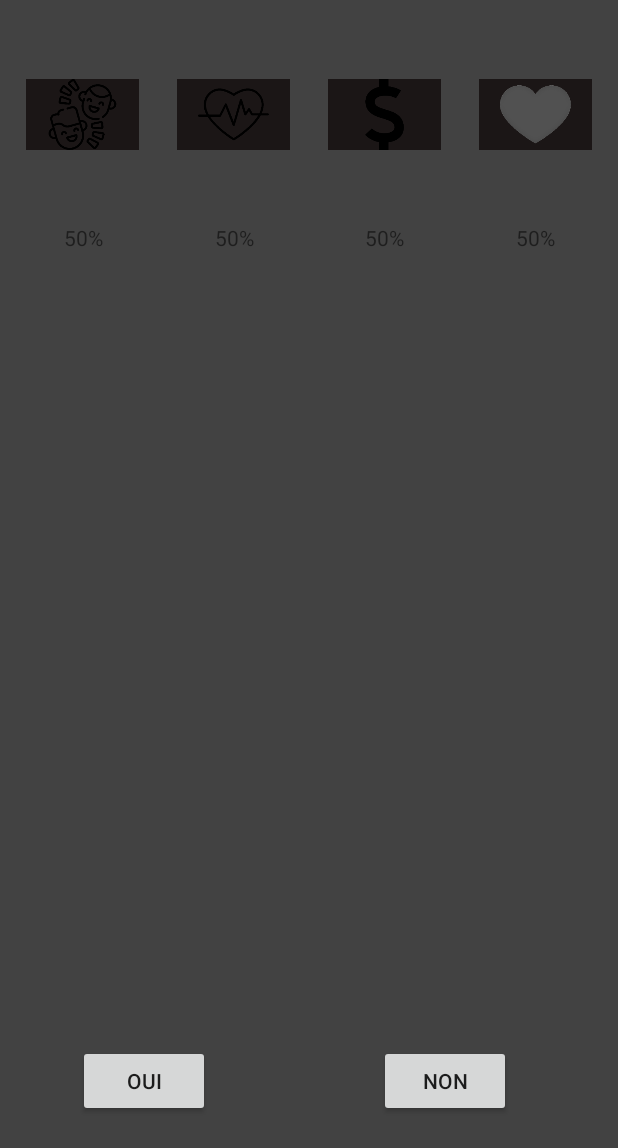
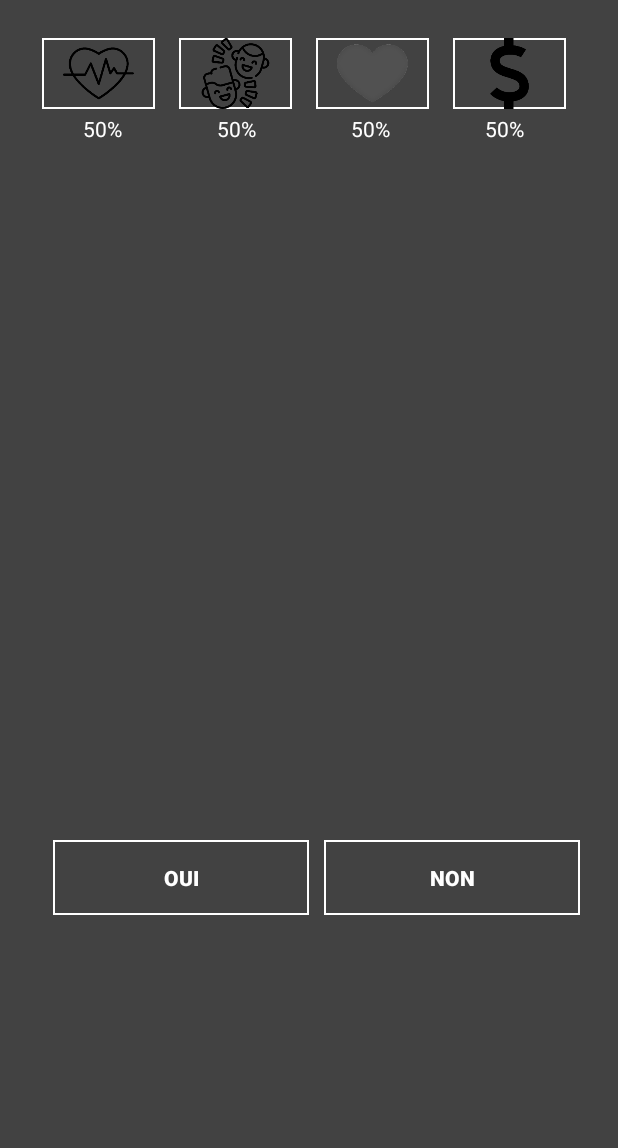
Before and after one commit to Fabiennn/JeuDeCarte, an Android app: the BoucleJeu screen opened directly, with no data from a screen before it, on a phone screen of 412 x 824 dp. Shown: the top 1148 px of the screen. Run offline under Robolectric (Android 15) with nearby library versions, the phone set to English and light mode, and no system bars.

Commit message:
Interface graphique boucle jeu

```diff
--- a/app/src/main/res/layout/activity_main.xml
+++ b/app/src/main/res/layout/activity_main.xml
@@ -90,7 +90,7 @@
     <LinearLayout
             android:layout_width="match_parent"
             android:layout_height="wrap_content"
-            android:layout_marginTop="500dp"
+            android:layout_marginTop="480dp"
             android:layout_marginLeft="25dp"
             android:layout_marginRight="25dp"
     >
@@ -121,4 +121,25 @@
                 android:textStyle="bold"
         />
     </LinearLayout>
+    <LinearLayout
+            android:layout_width="match_parent"
+            android:layout_height="wrap_content"
+            android:layout_marginTop="540dp"
+            android:layout_marginLeft="25dp"
+            android:layout_marginRight="25dp"
+    >
+    <Button
+            android:id="@+id/Scores"
+            android:layout_width="wrap_content"
+            android:layout_height="wrap_content"
+            android:text="Classement des scores"
+            android:textColor="#fff"
+            android:background="@drawable/border"
+            android:padding="15dp"
+            android:layout_weight="1"
+            android:gravity="center"
+            android:layout_marginLeft="10dp"
+            android:textStyle="bold"
+    />
+    </LinearLayout>
 </RelativeLayout>
--- a/app/src/main/res/layout/activity_main2.xml
+++ b/app/src/main/res/layout/activity_main2.xml
@@ -1,119 +1,156 @@
 <?xml version="1.0" encoding="utf-8"?>
-<androidx.constraintlayout.widget.ConstraintLayout
-        xmlns:android="http://schemas.android.com/apk/res/android"
+<RelativeLayout        xmlns:android="http://schemas.android.com/apk/res/android"
         xmlns:app="http://schemas.android.com/apk/res-auto"
         xmlns:tools="http://schemas.android.com/tools"
         android:layout_width="match_parent"
         android:layout_height="match_parent"
         tools:context=".BoucleJeu" android:background="@color/cardview_dark_background">
 
-    <Button
-            android:text="Oui"
+    <LinearLayout
             android:layout_width="wrap_content"
             android:layout_height="wrap_content"
-            app:layout_constraintBottom_toBottomOf="parent"
-            app:layout_constraintLeft_toLeftOf="parent"
-            app:layout_constraintRight_toRightOf="parent"
-            app:layout_constraintTop_toTopOf="parent" android:id="@+id/buttonYes"
-            app:layout_constraintHorizontal_bias="0.16" app:layout_constraintVertical_bias="0.898"/>
-    <Button
-            android:text="Non"
-            android:layout_width="wrap_content"
-            android:layout_height="wrap_content"
-            app:layout_constraintBottom_toBottomOf="parent"
-            app:layout_constraintLeft_toLeftOf="parent"
-            app:layout_constraintRight_toRightOf="parent"
-            app:layout_constraintTop_toTopOf="parent" android:id="@+id/buttonNo"
-            app:layout_constraintHorizontal_bias="0.78" app:layout_constraintVertical_bias="0.898"/>
+            android:orientation="horizontal"
+            android:layout_marginTop="5dp"
+            android:paddingRight="6dp"
+            android:paddingLeft="6dp"
+            android:padding="20dp">
     <ImageView
             android:layout_width="75dp"
             android:layout_height="47dp"
+            android:background="@drawable/border"
             android:src="@drawable/heart"
             tools:ignore="MissingConstraints"
-            android:background="#1B1616" android:id="@+id/imgHearth"
+            android:id="@+id/imgHearth"
             app:layout_constraintTop_toTopOf="parent"
-            android:layout_marginTop="42dp" android:layout_marginLeft="8dp" android:layout_marginStart="8dp"
-            app:layout_constraintStart_toEndOf="@+id/imgLaugh" android:layout_marginBottom="14dp"
+            app:layout_constraintStart_toEndOf="@+id/imgLaugh"
             app:layout_constraintBottom_toTopOf="@+id/textHealth" app:layout_constraintEnd_toStartOf="@+id/imgMoney"
-            android:layout_marginEnd="8dp" android:layout_marginRight="8dp" app:layout_constraintVertical_bias="0.0"/>
+            android:layout_marginLeft="8dp"
+            android:layout_marginRight="8dp" app:layout_constraintVertical_bias="0.0"/>
     <ImageView
             android:layout_width="75dp"
             android:layout_height="47dp"
             android:src="@drawable/laugh"
             tools:ignore="MissingConstraints"
-            android:background="#1B1616" android:id="@+id/imgLaugh"
+            android:background="@drawable/border"
+            android:id="@+id/imgLaugh"
             app:layout_constraintTop_toTopOf="parent"
-            android:layout_marginTop="42dp" app:layout_constraintStart_toStartOf="parent"
-            android:layout_marginBottom="14dp"
+            app:layout_constraintStart_toStartOf="parent"
             app:layout_constraintBottom_toTopOf="@+id/textLaugh" app:layout_constraintEnd_toStartOf="@+id/imgHearth"
-            android:layout_marginEnd="8dp" android:layout_marginRight="8dp" android:layout_marginLeft="8dp"
-            android:layout_marginStart="8dp"/>
+            android:layout_marginRight="8dp" android:layout_marginLeft="8dp"
+            />
     <ImageView
             android:layout_width="75dp"
             android:layout_height="47dp"
             android:src="@drawable/love"
             tools:ignore="MissingConstraints"
-            android:background="#1B1616" android:id="@+id/imgLove"
+            android:background="@drawable/border"
+            android:id="@+id/imgLove"
             android:layout_marginEnd="8dp" android:layout_marginRight="8dp"
             app:layout_constraintEnd_toEndOf="parent" app:layout_constraintTop_toTopOf="parent"
-            android:layout_marginTop="42dp" android:layout_marginLeft="8dp" android:layout_marginStart="8dp"
-            app:layout_constraintStart_toEndOf="@+id/imgMoney" android:layout_marginBottom="14dp"
+            android:layout_marginLeft="8dp" android:layout_marginStart="8dp"
+            app:layout_constraintStart_toEndOf="@+id/imgMoney"
             app:layout_constraintBottom_toTopOf="@+id/textLove"/>
     <ImageView
             android:layout_width="75dp"
             android:layout_height="47dp"
             android:src="@drawable/symbolemonetairedollar"
-            tools:ignore="MissingConstraints"
-            android:background="#1B1616" android:id="@+id/imgMoney"
-            android:layout_marginLeft="8dp" android:layout_marginStart="8dp"
-            app:layout_constraintStart_toEndOf="@+id/imgHearth" app:layout_constraintTop_toTopOf="parent"
-            android:layout_marginTop="42dp" app:layout_constraintEnd_toStartOf="@+id/imgLove"
-            android:layout_marginEnd="8dp" android:layout_marginRight="8dp" android:layout_marginBottom="14dp"
+            android:background="@drawable/border"
+            android:id="@+id/imgMoney"
+            android:layout_marginLeft="8dp"
+            app:layout_constraintTop_toTopOf="parent"
+            android:layout_marginRight="8dp"
             app:layout_constraintBottom_toTopOf="@+id/textMoney"/>
+    </LinearLayout>
+    <LinearLayout
+            android:layout_width="wrap_content"
+            android:layout_height="wrap_content"
+            android:orientation="horizontal"
+            android:layout_marginTop="32dp"
+            android:layout_marginLeft="3dp"
+            android:paddingRight="6dp"
+            android:paddingLeft="100dp"
+            android:padding="20dp">
     <TextView
             android:text=""
+            android:textColor="#fff"
             android:layout_width="73dp"
             android:gravity="center"
             tools:ignore="MissingConstraints"
             android:layout_height="17dp" android:id="@+id/textLaugh"
             app:layout_constraintEnd_toStartOf="@+id/textHealth" android:layout_marginEnd="8dp"
             android:layout_marginRight="8dp" app:layout_constraintStart_toStartOf="parent"
-            android:layout_marginLeft="8dp" android:layout_marginStart="8dp" android:layout_marginTop="24dp"
-            app:layout_constraintTop_toBottomOf="@+id/imgLaugh" android:layout_marginBottom="520dp"
-            app:layout_constraintBottom_toTopOf="@+id/buttonYes"/>
+            android:layout_marginStart="8dp" android:layout_marginTop="24dp"
+            android:layout_marginBottom="520dp"
+            />
     <TextView
             android:text=""
+            android:textColor="#fff"
             android:layout_width="73dp"
             android:gravity="center"
             tools:ignore="MissingConstraints"
             android:layout_height="17dp" android:id="@+id/textHealth"
             android:layout_marginTop="24dp"
-            app:layout_constraintTop_toBottomOf="@+id/imgHearth" android:layout_marginLeft="8dp"
+            android:layout_marginLeft="8dp"
             android:layout_marginStart="8dp" app:layout_constraintStart_toEndOf="@+id/textLaugh"
-            android:layout_marginBottom="520dp" app:layout_constraintBottom_toTopOf="@+id/buttonYes"
+            android:layout_marginBottom="520dp"
             app:layout_constraintEnd_toStartOf="@+id/textMoney" android:layout_marginEnd="8dp"
             android:layout_marginRight="8dp"/>
     <TextView
             android:text=""
+            android:textColor="#fff"
             android:layout_width="73dp"
             android:gravity="center"
             tools:ignore="MissingConstraints"
             android:layout_height="17dp" android:id="@+id/textMoney"
             android:layout_marginLeft="8dp" android:layout_marginStart="8dp"
             app:layout_constraintStart_toEndOf="@+id/textHealth" android:layout_marginTop="24dp"
-            app:layout_constraintTop_toBottomOf="@+id/imgMoney" app:layout_constraintEnd_toStartOf="@+id/textLove"
+            app:layout_constraintEnd_toStartOf="@+id/textLove"
             android:layout_marginEnd="8dp" android:layout_marginRight="8dp" android:layout_marginBottom="520dp"
-            app:layout_constraintBottom_toTopOf="@+id/buttonNo"/>
+            />
     <TextView
             android:text=""
+            android:textColor="#fff"
             android:layout_width="73dp"
             android:gravity="center"
             tools:ignore="MissingConstraints"
             android:layout_height="17dp" android:id="@+id/textLove"
             android:layout_marginTop="24dp"
-            app:layout_constraintTop_toBottomOf="@+id/imgLove" app:layout_constraintStart_toEndOf="@+id/textMoney"
-            android:layout_marginBottom="520dp" app:layout_constraintBottom_toTopOf="@+id/buttonNo"
+             app:layout_constraintStart_toEndOf="@+id/textMoney"
+            android:layout_marginBottom="520dp"
             android:layout_marginEnd="8dp" android:layout_marginRight="8dp" app:layout_constraintEnd_toEndOf="parent"
-            android:layout_marginLeft="8dp" android:layout_marginStart="8dp"/>
+            android:layout_marginLeft="15dp" android:layout_marginStart="8dp"/>
+    </LinearLayout>
+    <LinearLayout
+            android:layout_width="match_parent"
+            android:layout_height="wrap_content"
+            android:layout_marginTop="560dp"
+            android:layout_marginLeft="25dp"
+            android:layout_marginRight="25dp"
+    >
+    <Button
+            android:layout_width="wrap_content"
+            android:layout_height="wrap_content"
+            android:text="Oui"
+            android:textColor="#fff"
+            android:background="@drawable/border"
+            android:padding="15dp"
+            android:layout_weight="1"
+            android:gravity="center"
+            android:layout_marginLeft="10dp"
+            android:textStyle="bold" android:id="@+id/buttonYes"/>
+        <Button
+                android:layout_width="wrap_content"
+                android:layout_height="wrap_content"
+                android:text="Non"
+                android:textColor="#fff"
+                android:background="@drawable/border"
+                android:padding="15dp"
+                android:layout_weight="1"
+                android:gravity="center"
+                android:layout_marginLeft="10dp"
+                android:textStyle="bold"
+                android:id="@+id/buttonNo"
+                />
+    </LinearLayout>
 
-</androidx.constraintlayout.widget.ConstraintLayout>
+</RelativeLayout>
```
